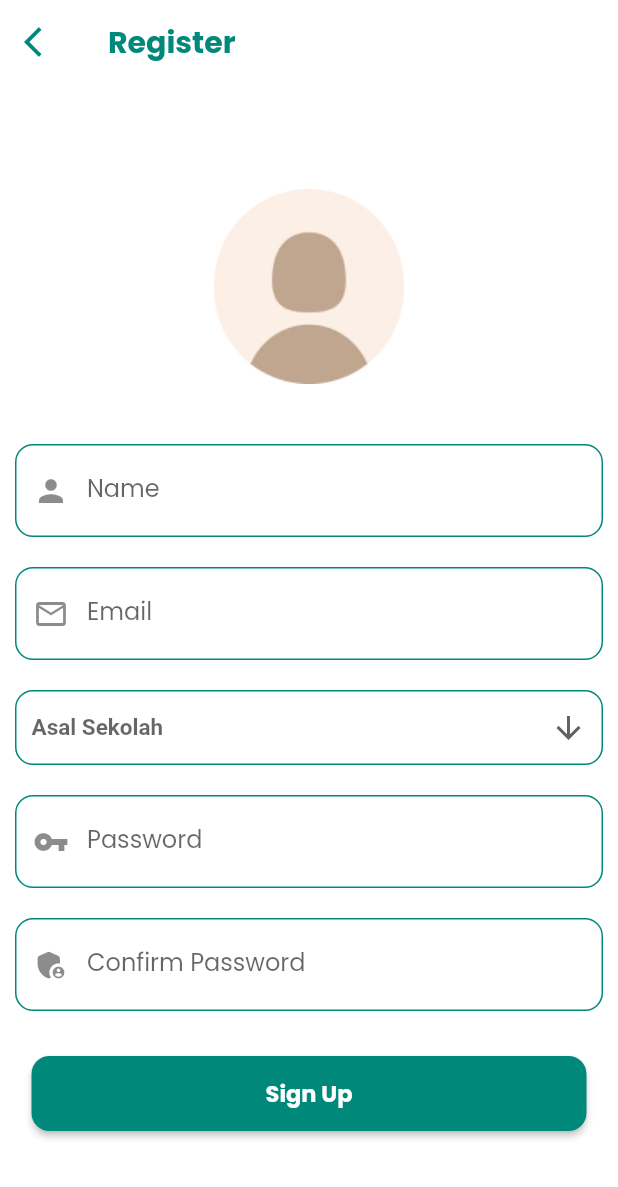
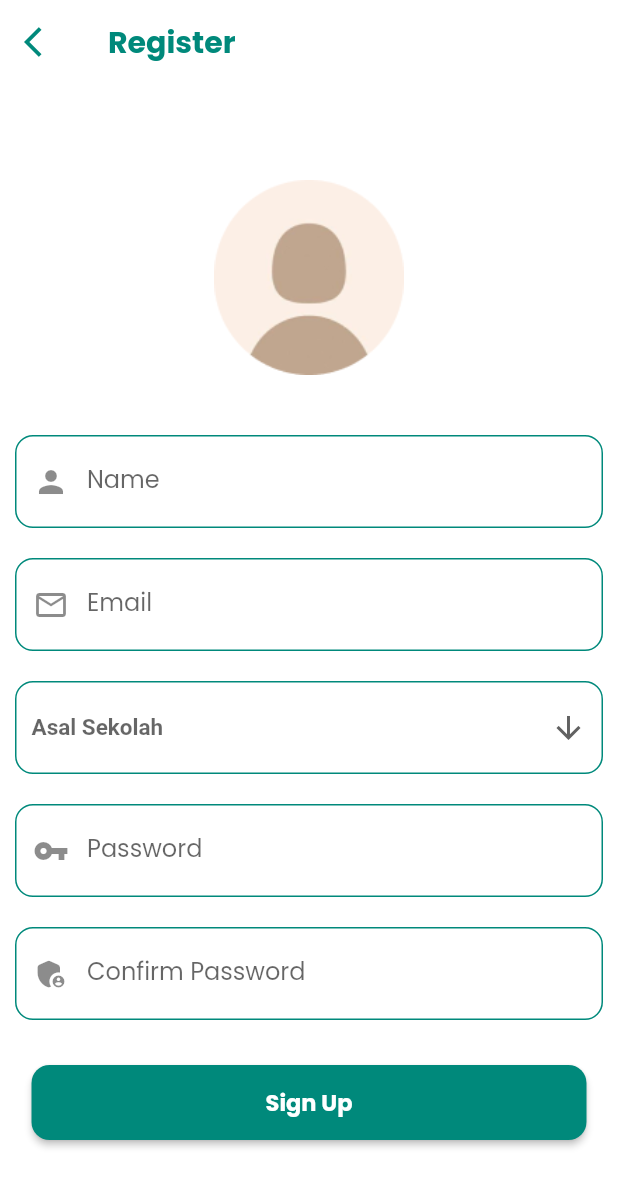
Before and after one commit to RifkiNoviandra/absen_app, a Flutter app: the Register screen opened directly, on a phone screen of 412 x 824 dp. Shown: the top 1187 px of the screen. Run offline on Flutter 3.47's test engine with Material 2 defaults, Android fonts, the phone set to English and light mode, and no system bars.

Commit message:
update dropdown button

```diff
--- a/lib/page/register.dart
+++ b/lib/page/register.dart
@@ -94,7 +94,8 @@ class _RegisterState extends State<Register> {
               Padding(
                 padding: EdgeInsets.fromLTRB(10.0, 10.0, 10.0, 10.0),
                 child: Container(
-                  padding: EdgeInsets.only(left: 10, right: 10),
+                  height: 62,
+                  padding: EdgeInsets.only(left: 10, right: 10, top: 6),
                   decoration: BoxDecoration(
                     border: Border.all(color: Colors.teal.shade600, width: 1),
                     borderRadius: BorderRadius.circular(12.0),
```
